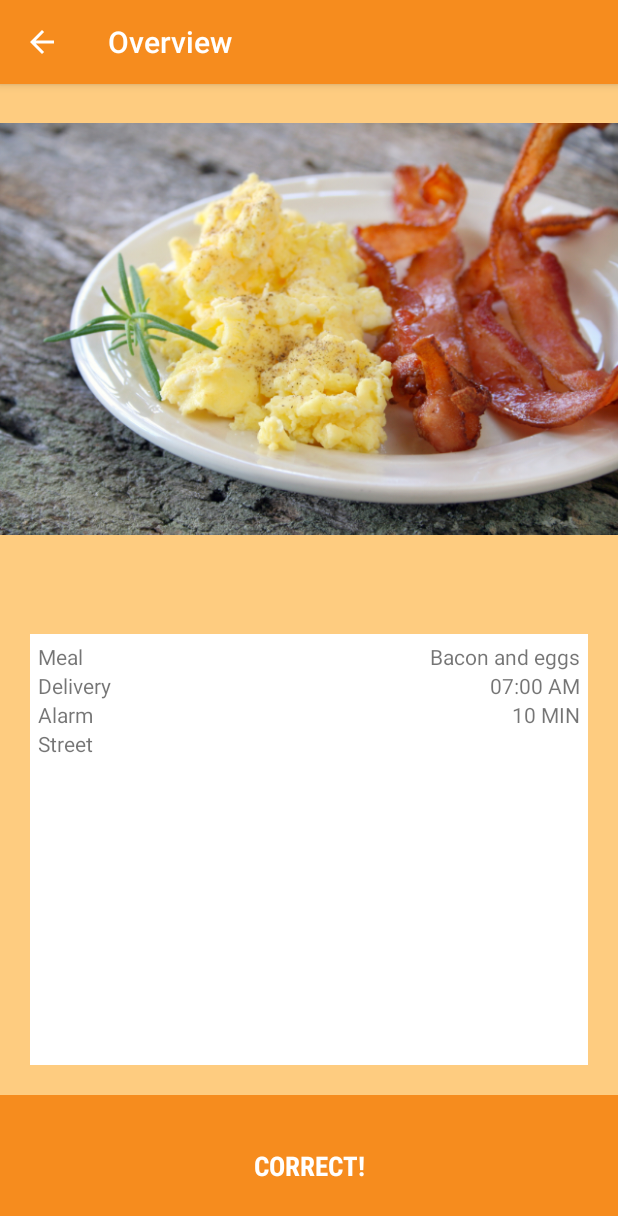
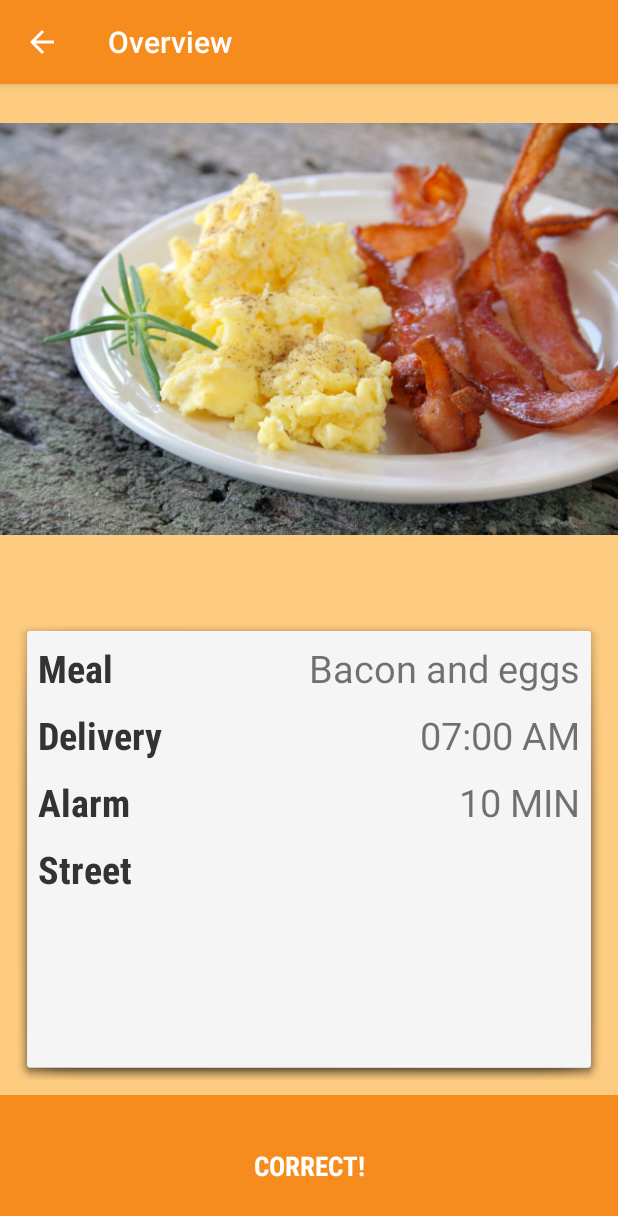
Before and after one commit to rlunding/DeliciousClock, an Android app: the OverviewSelectionActivity screen opened directly, with no data from a screen before it, on a phone screen of 412 x 824 dp. Shown: the top 1216 px of the screen. Run offline under Robolectric (Android 15) with nearby library versions, the phone set to English and light mode, and no system bars.

Commit message:
random styling

```diff
--- a/app/src/main/AndroidManifest.xml
+++ b/app/src/main/AndroidManifest.xml
@@ -75,7 +75,7 @@
             android:label="@string/title_activity_login" >
         </activity>
 
-        <uses-library android:name="com.google.android.maps" />
+
 
         <!-- Google API Key -->
         <meta-data android:name="com.google.android.gms.version" android:value="@integer/google_play_services_version" />
--- a/app/src/main/res/layout/activity_overview_selection.xml
+++ b/app/src/main/res/layout/activity_overview_selection.xml
@@ -12,7 +12,8 @@
         android:id="@+id/overview_selection_image"
         android:layout_width="match_parent"
         android:layout_height="0dp"
-        android:layout_weight="7"/>
+        android:layout_weight="7"
+        android:layout_margin="0dp"/>
 
     <LinearLayout
         android:layout_width="fill_parent"
@@ -24,93 +25,119 @@
         <LinearLayout
             android:layout_width="match_parent"
             android:layout_height="match_parent"
-            android:layout_margin="20dp"
-            android:padding="5dp"
-            android:background="#fff"
-            android:orientation="vertical">
+            android:layout_margin="10dp"
+            android:padding="15dp"
+            android:orientation="vertical"
+            android:background="@android:drawable/dialog_holo_light_frame">
 
             <LinearLayout
                 android:layout_width="match_parent"
                 android:layout_height="wrap_content"
                 android:gravity="center_vertical|center_horizontal"
-                android:orientation="horizontal">
+                android:orientation="horizontal"
+                android:layout_marginBottom="10dp">
 
                 <TextView
                     android:layout_width="wrap_content"
                     android:layout_height="wrap_content"
                     android:gravity="start"
                     android:layout_weight="1"
-                    android:text="Meal"/>
+                    android:text="Meal"
+                    android:textSize="25sp"
+                    android:fontFamily="sans-serif-condensed"
+                    android:textStyle="bold"
+                    android:textColor="#333333"/>
 
                 <TextView
                     android:layout_width="wrap_content"
                     android:layout_height="wrap_content"
                     android:gravity="right"
                     android:layout_weight="1"
-                    android:id="@+id/overview_selection_meal"/>
+                    android:id="@+id/overview_selection_meal"
+                    android:textSize="25sp"
+                    />
             </LinearLayout>
 
             <LinearLayout
                 android:layout_width="match_parent"
                 android:layout_height="wrap_content"
                 android:gravity="center_vertical|center_horizontal"
-                android:orientation="horizontal">
+                android:orientation="horizontal"
+                android:layout_marginBottom="10dp">
 
                 <TextView
                     android:layout_width="wrap_content"
                     android:layout_height="wrap_content"
                     android:gravity="start"
                     android:layout_weight="1"
-                    android:text="Delivery"/>
+                    android:text="Delivery"
+                    android:textSize="25sp"
+                    android:fontFamily="sans-serif-condensed"
+                    android:textStyle="bold"
+                    android:textColor="#333333"/>
 
                 <TextView
                     android:layout_width="wrap_content"
                     android:layout_height="wrap_content"
                     android:gravity="right"
                     android:layout_weight="1"
-                    android:id="@+id/overview_selection_delivery"/>
+                    android:id="@+id/overview_selection_delivery"
+                    android:textSize="25sp"/>
             </LinearLayout>
 
             <LinearLayout
                 android:layout_width="match_parent"
                 android:layout_height="wrap_content"
                 android:gravity="center_vertical|center_horizontal"
-                android:orientation="horizontal">
+                android:orientation="horizontal"
+                android:layout_marginBottom="10dp"
+                >
 
                 <TextView
                     android:layout_width="wrap_content"
                     android:layout_height="wrap_content"
                     android:gravity="start"
                     android:layout_weight="1"
-                    android:text="Alarm"/>
+                    android:text="Alarm"
+                    android:textSize="25sp"
+                    android:fontFamily="sans-serif-condensed"
+                    android:textStyle="bold"
+                    android:textColor="#333333"/>
 
                 <TextView
                     android:layout_width="wrap_content"
                     android:layout_height="wrap_content"
                     android:gravity="right"
                     android:layout_weight="1"
-                    android:id="@+id/overview_selection_alarm"/>
+                    android:id="@+id/overview_selection_alarm"
+                    android:textSize="25sp"/>
             </LinearLayout>
 
             <LinearLayout
                 android:layout_width="match_parent"
                 android:layout_height="wrap_content"
                 android:gravity="center_vertical|center_horizontal"
-                android:orientation="horizontal">
+                android:orientation="horizontal"
+                >
 
                 <TextView
                     android:layout_width="wrap_content"
                     android:layout_height="wrap_content"
                     android:gravity="start"
                     android:layout_weight="1"
-                    android:text="Street"/>
+                    android:text="Street"
+                    android:textSize="25sp"
+                    android:fontFamily="sans-serif-condensed"
+                    android:textStyle="bold"
+                    android:textColor="#333333"/>
 
                 <TextView
                     android:layout_width="wrap_content"
                     android:layout_height="wrap_content"
                     android:gravity="right"
                     android:layout_weight="1"
-                    android:id="@+id/overview_selection_address"/>
+                    android:id="@+id/overview_selection_address"
+                    android:textSize="25sp"/>
             </LinearLayout>
 
         </LinearLayout>
--- a/app/src/main/res/layout/fragment_welcome.xml
+++ b/app/src/main/res/layout/fragment_welcome.xml
@@ -25,14 +25,19 @@
             android:layout_width="wrap_content"
             android:layout_height="wrap_content"
             android:layout_gravity="center_horizontal"
-            android:text="Let's get you started!"/>
+            android:text="Let's get you started!"
+            android:textSize="20sp"
+            android:textColor="#000000"
+            android:fontFamily=""/>
 
         <Button
             android:layout_width="wrap_content"
             android:layout_height="wrap_content"
             android:layout_gravity="center_horizontal"
             android:text="Take the tour"
-            android:id="@+id/register_button" />
+            android:id="@+id/register_button"
+            android:background="@android:drawable/dialog_holo_light_frame"
+            android:padding="18dp"/>
     </LinearLayout>
 
 
```
Also changed, not shown: 1 other file.
